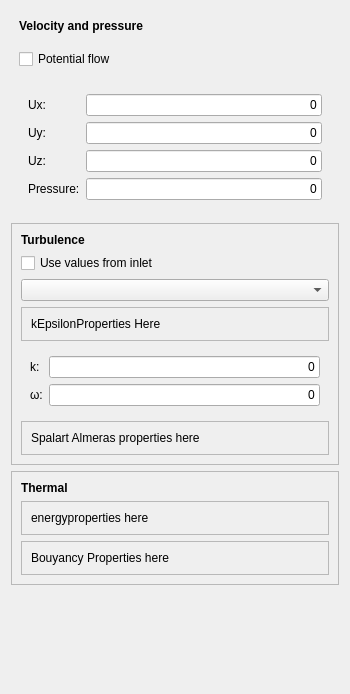
This is TaskPanelCfdInitialiseInternalField.ui in jaheyns/CfdOF as Qt 5 draws it before an edit. The edited form follows.
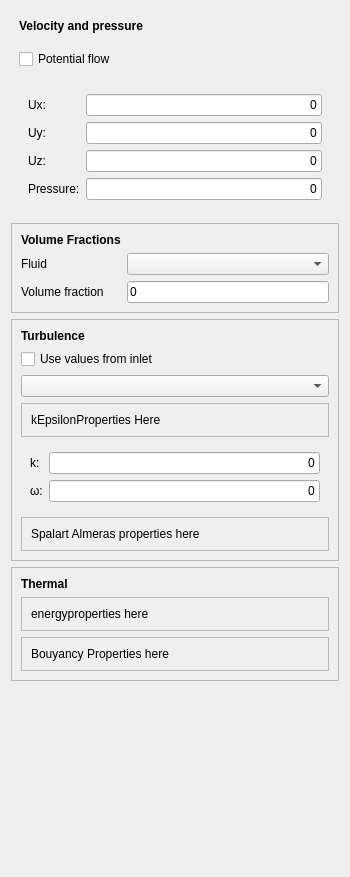
This is the edited form. Custom widgets are drawn as their Qt base class.

Diff of the .ui file:
```diff
--- a/TaskPanelCfdInitialiseInternalField.ui
+++ b/TaskPanelCfdInitialiseInternalField.ui
@@ -7,7 +7,7 @@
     <x>0</x>
     <y>0</y>
     <width>350</width>
-    <height>694</height>
+    <height>877</height>
    </rect>
   </property>
   <property name="windowTitle">
@@ -266,69 +266,6 @@
     </layout>
    </item>
    <item row="3" column="0">
-    <widget class="QFrame" name="thermalPropertiesFrame">
-     <property name="frameShape">
-      <enum>QFrame::StyledPanel</enum>
-     </property>
-     <property name="frameShadow">
-      <enum>QFrame::Raised</enum>
-     </property>
-     <layout class="QGridLayout" name="gridLayout_7">
-      <item row="0" column="0">
-       <widget class="QLabel" name="label_13">
-        <property name="font">
-         <font>
-          <weight>75</weight>
-          <bold>true</bold>
-         </font>
-        </property>
-        <property name="text">
-         <string>Thermal</string>
-        </property>
-       </widget>
-      </item>
-      <item row="2" column="0">
-       <widget class="QFrame" name="bouyancyFrame">
-        <property name="frameShape">
-         <enum>QFrame::StyledPanel</enum>
-        </property>
-        <property name="frameShadow">
-         <enum>QFrame::Raised</enum>
-        </property>
-        <layout class="QGridLayout" name="gridLayout_10">
-         <item row="0" column="0">
-          <widget class="QLabel" name="label_15">
-           <property name="text">
-            <string>Bouyancy Properties here</string>
-           </property>
-          </widget>
-         </item>
-        </layout>
-       </widget>
-      </item>
-      <item row="1" column="0">
-       <widget class="QFrame" name="energyFrame">
-        <property name="frameShape">
-         <enum>QFrame::StyledPanel</enum>
-        </property>
-        <property name="frameShadow">
-         <enum>QFrame::Raised</enum>
-        </property>
-        <layout class="QGridLayout" name="gridLayout_9">
-         <item row="0" column="0">
-          <widget class="QLabel" name="label_14">
-           <property name="text">
-            <string>energyproperties here</string>
-           </property>
-          </widget>
-         </item>
-        </layout>
-       </widget>
-      </item>
-     </layout>
-    </widget>
-   </item>
-   <item row="2" column="0">
     <widget class="QFrame" name="turbulencePropertiesFrame">
      <property name="frameShape">
       <enum>QFrame::StyledPanel</enum>
@@ -368,12 +305,6 @@
              <verstretch>0</verstretch>
             </sizepolicy>
            </property>
-           <property name="minimumSize">
-            <size>
-             <width>80</width>
-             <height>20</height>
-            </size>
-           </property>
            <property name="text">
             <string>0</string>
            </property>
@@ -412,12 +343,6 @@
              <verstretch>0</verstretch>
             </sizepolicy>
            </property>
-           <property name="minimumSize">
-            <size>
-             <width>80</width>
-             <height>20</height>
-            </size>
-           </property>
            <property name="text">
             <string>0</string>
            </property>
@@ -504,7 +429,7 @@
      </layout>
     </widget>
    </item>
-   <item row="4" column="0">
+   <item row="5" column="0">
     <spacer name="verticalSpacer">
      <property name="orientation">
       <enum>Qt::Vertical</enum>
@@ -517,6 +442,136 @@
      </property>
     </spacer>
    </item>
+   <item row="4" column="0">
+    <widget class="QFrame" name="thermalPropertiesFrame">
+     <property name="frameShape">
+      <enum>QFrame::StyledPanel</enum>
+     </property>
+     <property name="frameShadow">
+      <enum>QFrame::Raised</enum>
+     </property>
+     <layout class="QGridLayout" name="gridLayout_7">
+      <item row="0" column="0">
+       <widget class="QLabel" name="label_13">
+        <property name="font">
+         <font>
+          <weight>75</weight>
+          <bold>true</bold>
+         </font>
+        </property>
+        <property name="text">
+         <string>Thermal</string>
+        </property>
+       </widget>
+      </item>
+      <item row="2" column="0">
+       <widget class="QFrame" name="bouyancyFrame">
+        <property name="frameShape">
+         <enum>QFrame::StyledPanel</enum>
+        </property>
+        <property name="frameShadow">
+         <enum>QFrame::Raised</enum>
+        </property>
+        <layout class="QGridLayout" name="gridLayout_10">
+         <item row="0" column="0">
+          <widget class="QLabel" name="label_15">
+           <property name="text">
+            <string>Bouyancy Properties here</string>
+           </property>
+          </widget>
+         </item>
+        </layout>
+       </widget>
+      </item>
+      <item row="1" column="0">
+       <widget class="QFrame" name="energyFrame">
+        <property name="frameShape">
+         <enum>QFrame::StyledPanel</enum>
+        </property>
+        <property name="frameShadow">
+         <enum>QFrame::Raised</enum>
+        </property>
+        <layout class="QGridLayout" name="gridLayout_9">
+         <item row="0" column="0">
+          <widget class="QLabel" name="label_14">
+           <property name="text">
+            <string>energyproperties here</string>
+           </property>
+          </widget>
+         </item>
+        </layout>
+       </widget>
+      </item>
+     </layout>
+    </widget>
+   </item>
+   <item row="2" column="0">
+    <widget class="QFrame" name="volumeFractionsFrame">
+     <property name="frameShape">
+      <enum>QFrame::StyledPanel</enum>
+     </property>
+     <property name="frameShadow">
+      <enum>QFrame::Raised</enum>
+     </property>
+     <layout class="QFormLayout" name="formLayout">
+      <item row="0" column="0">
+       <widget class="QLabel" name="label_8">
+        <property name="font">
+         <font>
+          <weight>75</weight>
+          <bold>true</bold>
+         </font>
+        </property>
+        <property name="text">
+         <string>Volume Fractions</string>
+        </property>
+       </widget>
+      </item>
+      <item row="1" column="0">
+       <widget class="QLabel" name="label_9">
+        <property name="text">
+         <string>Fluid</string>
+        </property>
+       </widget>
+      </item>
+      <item row="2" column="0">
+       <widget class="QLabel" name="label_16">
+        <property name="toolTip">
+         <string>The proportion of each computational cell composed of the fluid selected.</string>
+        </property>
+        <property name="text">
+         <string>Volume fraction</string>
+        </property>
+       </widget>
+      </item>
+      <item row="1" column="1">
+       <widget class="QComboBox" name="comboFluid"/>
+      </item>
+      <item row="2" column="1">
+       <widget class="Gui::InputField" name="inputVolumeFraction">
+        <property name="text">
+         <string>0</string>
+        </property>
+        <property name="singleStep" stdset="0">
+         <double>0.100000000000000</double>
+        </property>
+        <property name="minimum" stdset="0">
+         <double>0.000000000000000</double>
+        </property>
+        <property name="maximum" stdset="0">
+         <double>1.000000000000000</double>
+        </property>
+        <property name="unit" stdset="0">
+         <string notr="true">m/m</string>
+        </property>
+        <property name="value" stdset="0">
+         <double>0.000000000000000</double>
+        </property>
+       </widget>
+      </item>
+     </layout>
+    </widget>
+   </item>
   </layout>
  </widget>
  <customwidgets>
```
Left out of the diff: 169 changed lines with no effect on the pictures.
